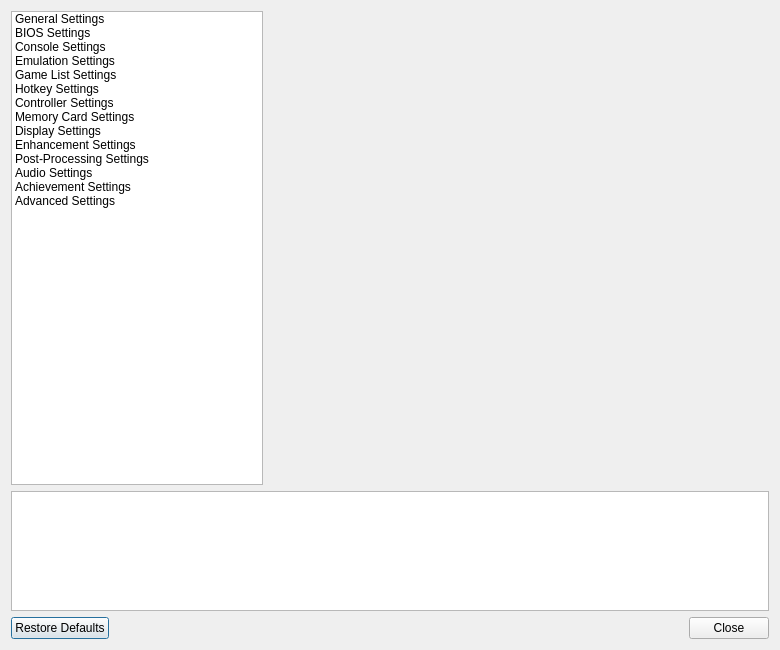
kofxi3584karlayang/duckstation, file src/duckstation-qt/settingsdialog.ui: the form before one commit.
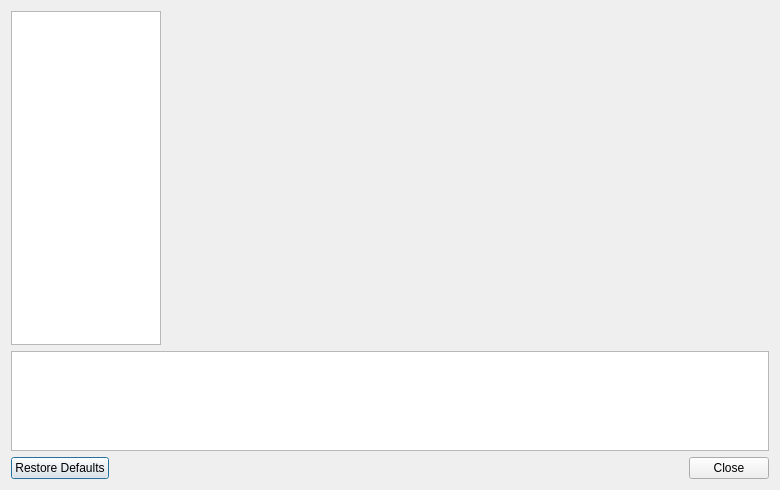
The form after the commit. Icons and pictures are not drawn.

Diff of the .ui file:
```diff
--- a/src/duckstation-qt/settingsdialog.ui
+++ b/src/duckstation-qt/settingsdialog.ui
@@ -10,7 +10,7 @@
     <x>0</x>
     <y>0</y>
     <width>780</width>
-    <height>650</height>
+    <height>490</height>
    </rect>
   </property>
   <property name="sizePolicy">
@@ -35,11 +35,6 @@
        <height>0</height>
       </size>
      </property>
-     <property name="currentIndex">
-      <number>0</number>
-     </property>
-     <widget class="QWidget" name="page"/>
-     <widget class="QWidget" name="page_2"/>
     </widget>
    </item>
    <item row="0" column="0">
@@ -52,13 +47,13 @@
      </property>
      <property name="minimumSize">
       <size>
-       <width>230</width>
+       <width>150</width>
        <height>0</height>
       </size>
      </property>
      <property name="maximumSize">
       <size>
-       <width>400</width>
+       <width>150</width>
        <height>16777215</height>
       </size>
      </property>
@@ -68,132 +63,6 @@
        <height>32</height>
       </size>
      </property>
-     <item>
-      <property name="text">
-       <string>General Settings</string>
-      </property>
-      <property name="icon">
-       <iconset theme="GeneralSettings">
-        <normaloff>.</normaloff>.</iconset>
-      </property>
-     </item>
-     <item>
-      <property name="text">
-       <string>BIOS Settings</string>
-      </property>
-      <property name="icon">
-       <iconset theme="BIOSSettings">
-        <normaloff>.</normaloff>.</iconset>
-      </property>
-     </item>
-     <item>
-      <property name="text">
-       <string>Console Settings</string>
-      </property>
-      <property name="icon">
-       <iconset theme="ConsoleSettings">
-        <normaloff>.</normaloff>.</iconset>
-      </property>
-     </item>
-     <item>
-      <property name="text">
-       <string>Emulation Settings</string>
-      </property>
-      <property name="icon">
-       <iconset theme="EmulationSettings">
-        <normaloff>.</normaloff>.</iconset>
-      </property>
-     </item>
-     <item>
-      <property name="text">
-       <string>Game List Settings</string>
-      </property>
-      <property name="icon">
-       <iconset theme="GamelistSettings">
-        <normaloff>.</normaloff>.</iconset>
-      </property>
-     </item>
-     <item>
-      <property name="text">
-       <string>Hotkey Settings</string>
-      </property>
-      <property name="icon">
-       <iconset theme="HotkeySettings">
-        <normaloff>.</normaloff>.</iconset>
-      </property>
-     </item>
-     <item>
-      <property name="text">
-       <string>Controller Settings</string>
-      </property>
-      <property name="icon">
-       <iconset theme="ControllerSettings">
-        <normaloff>.</normaloff>.</iconset>
-      </property>
-     </item>
-     <item>
-      <property name="text">
-       <string>Memory Card Settings</string>
-      </property>
-      <property name="icon">
-       <iconset theme="MemorycardSettings">
-        <normaloff>.</normaloff>.</iconset>
-      </property>
-     </item>
-     <item>
-      <property name="text">
-       <string>Display Settings</string>
-      </property>
-      <property name="icon">
-       <iconset theme="DisplaySettings">
-        <normaloff>.</normaloff>.</iconset>
-      </property>
-     </item>
-     <item>
-      <property name="text">
-       <string>Enhancement Settings</string>
-      </property>
-      <property name="icon">
-       <iconset theme="EnhancementSettings">
-        <normaloff>.</normaloff>.</iconset>
-      </property>
-     </item>
-     <item>
-      <property name="text">
-       <string>Post-Processing Settings</string>
-      </property>
-      <property name="icon">
-       <iconset theme="PostprocessingSettings">
-        <normaloff>.</normaloff>.</iconset>
-      </property>
-     </item>
-     <item>
-      <property name="text">
-       <string>Audio Settings</string>
-      </property>
-      <property name="icon">
-       <iconset theme="AudioSettings">
-        <normaloff>.</normaloff>.</iconset>
-      </property>
-     </item>
-     <item>
-      <property name="text">
-       <string>Achievement Settings</string>
-      </property>
-      <property name="icon">
-       <iconset theme="AchievementsSettings">
-        <normaloff>.</normaloff>.</iconset>
-      </property>
-     </item>
-     <item>
-      <property name="text">
-       <string>Advanced Settings</string>
-      </property>
-      <property name="icon">
-       <iconset theme="AdvancedSettings">
-        <normaloff>.</normaloff>.</iconset>
-      </property>
-     </item>
     </widget>
    </item>
    <item row="2" column="0" colspan="2">
@@ -208,13 +77,13 @@
      <property name="minimumSize">
       <size>
        <width>0</width>
-       <height>120</height>
+       <height>100</height>
       </size>
      </property>
      <property name="maximumSize">
       <size>
        <width>16777215</width>
-       <height>120</height>
+       <height>100</height>
       </size>
      </property>
      <property name="readOnly">
```
